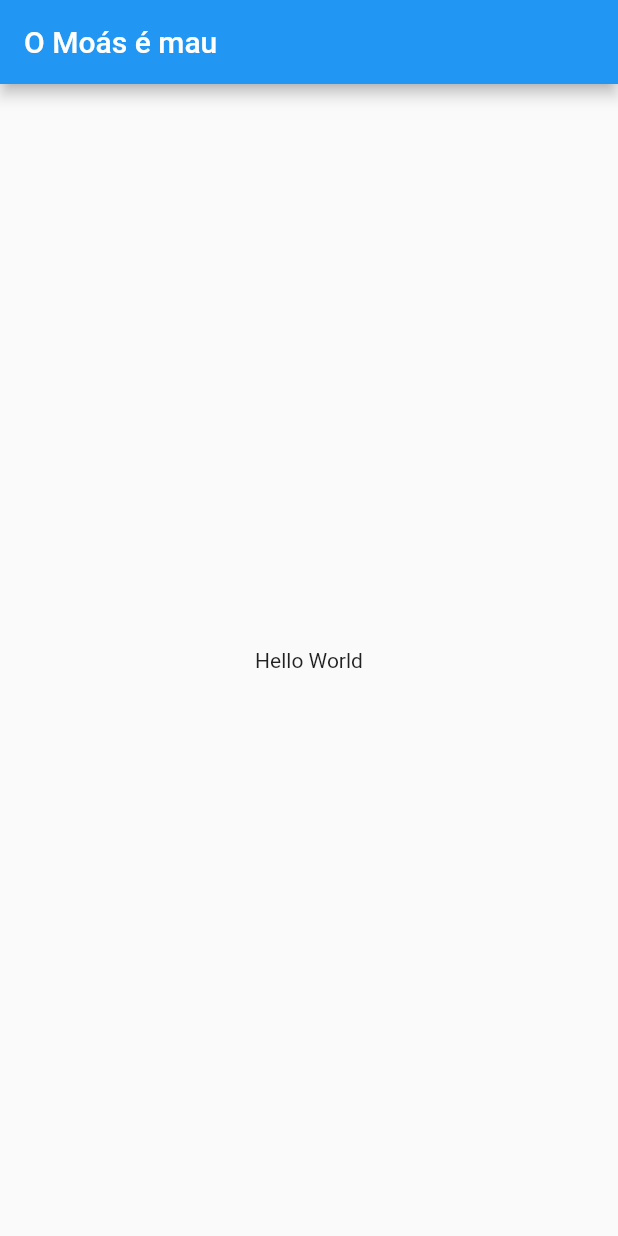
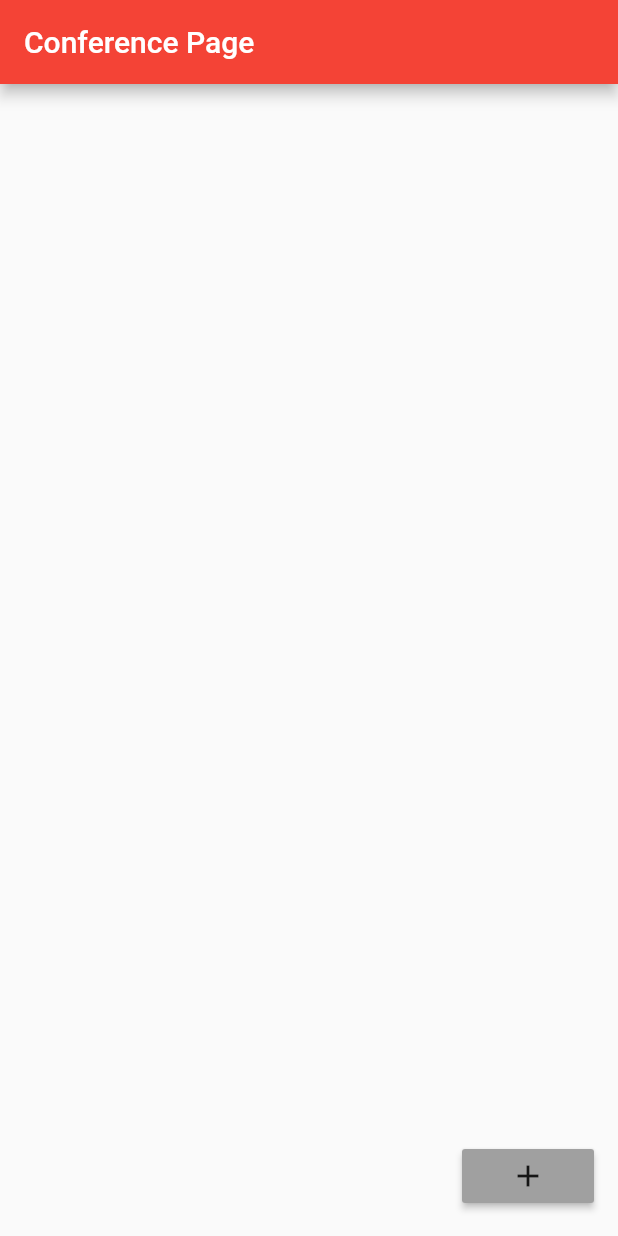
Before and after one commit to softeng-feup/open-cx-jakepaulers, a Flutter app: the screen it shows after launch, on a phone screen of 412 x 824 dp. Run offline on Flutter 3.47's test engine with Material 2 defaults, Android fonts, the phone set to English and light mode, and no system bars.

Commit message:
Added first prototype of conference page

```diff
--- /dev/null
+++ b/Askkit/askkit/lib/View/Pages/ConferencePage.dart
@@ -0,0 +1,47 @@
+import 'package:askkit/View/Widgets/QuestionCard.dart';
+import 'package:flutter/material.dart';
+
+import '../Theme.dart';
+
+class ConferencePage extends StatefulWidget {
+  @override
+  State<StatefulWidget> createState() {
+    return ConferencePageState();
+  }
+
+}
+
+class ConferencePageState extends State<ConferencePage> {
+  List<Widget> questions;
+
+  @override
+  void initState() {
+    questions = new List();
+  }
+
+  @override
+  Widget build(BuildContext context) {
+    return Scaffold(
+      appBar: AppBar(
+          title: Text("Conference Page"),
+          backgroundColor: Colors.red
+      ),
+      body: getBody(),
+      floatingActionButton: RaisedButton(child: Icon(Icons.add), onPressed: addQuestion, color: gray),
+    );
+  }
+
+  Widget getBody() {
+    return ListView.builder(
+        itemCount: this.questions.length,
+        itemBuilder: (BuildContext context, int i) {
+          return this.questions[i];
+        }
+    );
+  }
+
+  void addQuestion() {
+    this.questions.add(QuestionCard());
+    this.setState(() => this.questions = questions);
+  }
+}
--- /dev/null
+++ b/Askkit/askkit/lib/View/Theme.dart
@@ -0,0 +1,4 @@
+import 'package:flutter/material.dart';
+
+const Color lightGray = Color.fromARGB(255, 230, 230, 230);
+const Color gray = Color.fromARGB(255, 160, 160, 160);
--- a/Askkit/askkit/lib/main.dart
+++ b/Askkit/askkit/lib/main.dart
@@ -1,4 +1,5 @@
 import 'package:flutter/material.dart';
+import 'View/Pages/ConferencePage.dart';
 
 void main() => runApp(MyApp());
 
@@ -9,15 +10,6 @@ class MyApp extends StatelessWidget {
     return MaterialApp(
       title: 'Flutter Demo',
       theme: ThemeData(
-        // This is the theme of your application.
-        //
-        // Try running your application with "flutter run". You'll see the
-        // application has a blue toolbar. Then, without quitting the app, try
-        // changing the primarySwatch below to Colors.green and then invoke
-        // "hot reload" (press "r" in the console where you ran "flutter run",
-        // or simply save your changes to "hot reload" in a Flutter IDE).
-        // Notice that the counter didn't reset back to zero; the application
-        // is not restarted.
         primarySwatch: Colors.blue,
       ),
       home: MyHomePage(title: 'Flutter Demo Home Page'),
@@ -28,15 +20,6 @@ class MyApp extends StatelessWidget {
 class MyHomePage extends StatefulWidget {
   MyHomePage({Key key, this.title}) : super(key: key);
 
-  // This widget is the home page of your application. It is stateful, meaning
-  // that it has a State object (defined below) that contains fields that affect
-  // how it looks.
-
-  // This class is the configuration for the state. It holds the values (in this
-  // case the title) provided by the parent (in this case the App widget) and
-  // used by the build method of the State. Fields in a Widget subclass are
-  // always marked "final".
-
   final String title;
 
   @override
@@ -44,69 +27,8 @@ class MyHomePage extends StatefulWidget {
 }
 
 class _MyHomePageState extends State<MyHomePage> {
-  /*int _counter = 0;
-
-  void _incrementCounter() {
-    setState(() {
-      // This call to setState tells the Flutter framework that something has
-      // changed in this State, which causes it to rerun the build method below
-      // so that the display can reflect the updated values. If we changed
-      // _counter without calling setState(), then the build method would not be
-      // called again, and so nothing would appear to happen.
-      _counter++;
-    });
-  }*/
-
   @override
   Widget build(BuildContext context) {
-    // This method is rerun every time setState is called, for instance as done
-    // by the _incrementCounter method above.
-    //
-    // The Flutter framework has been optimized to make rerunning build methods
-    // fast, so that you can just rebuild anything that needs updating rather
-    // than having to individually change instances of widgets.
-    return Scaffold(
-      appBar: AppBar(
-        // Here we take the value from the MyHomePage object that was created by
-        // the App.build method, and use it to set our appbar title.
-        title: Text("O Moás é mau")
-      ),
-      body: Center(child: Text("Hello World"))
-      /*Center(
-        // Center is a layout widget. It takes a single child and positions it
-        // in the middle of the parent.
-        child: Column(
-          // Column is also layout widget. It takes a list of children and
-          // arranges them vertically. By default, it sizes itself to fit its
-          // children horizontally, and tries to be as tall as its parent.
-          //
-          // Invoke "debug painting" (press "p" in the console, choose the
-          // "Toggle Debug Paint" action from the Flutter Inspector in Android
-          // Studio, or the "Toggle Debug Paint" command in Visual Studio Code)
-          // to see the wireframe for each widget.
-          //
-          // Column has various properties to control how it sizes itself and
-          // how it positions its children. Here we use mainAxisAlignment to
-          // center the children vertically; the main axis here is the vertical
-          // axis because Columns are vertical (the cross axis would be
-          // horizontal).
-          mainAxisAlignment: MainAxisAlignment.center,
-          children: <Widget>[
-            Text(
-              'You have pushed the button this many times:',
-            ),
-            Text(
-              '$_counter',
-              style: Theme.of(context).textTheme.display1,
-            ),
-          ],
-        ),
-      ),
-      floatingActionButton: FloatingActionButton(
-        onPressed: _incrementCounter,
-        tooltip: 'Increment',
-        child: Icon(Icons.add),
-      ), // This trailing comma makes auto-formatting nicer for build methods.*/
-    );
+    return ConferencePage();
   }
 }
```
Also changed, not shown: Askkit/askkit/lib/View/Widgets/CardTemplate.dart (added, +68 -0 lines), Askkit/askkit/lib/View/Widgets/QuestionCard.dart (added, +44 -0 lines).
